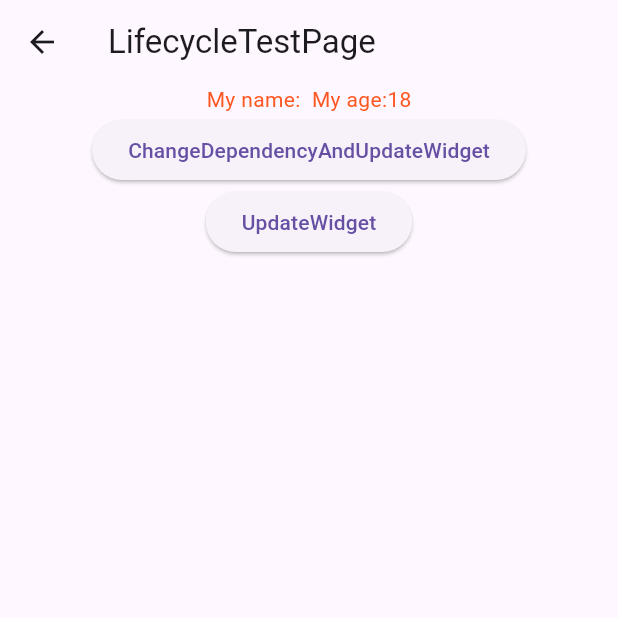
After one commit to ourCHK/flutter_learning_project, a Flutter app: the LifecycleTestPage screen opened by its route, on a phone screen of 412 x 824 dp, the top half of it. The commit adds this screen. Run offline on Flutter 3.47's test engine with Material 3 defaults, Android fonts, the phone set to English and light mode, and no system bars; our stand-ins replace dio, flutter_riverpod, fluttertoast, go_router; missing offline and left inert: flutter_learning_sub_project.

Commit message:
新增自定义scrollView和生命周期学习

```diff
--- /dev/null
+++ b/lib/page/lifecycle_test_page.dart
@@ -0,0 +1,120 @@
+import 'package:flutter/material.dart';
+
+
+class LifecycleTestPage extends StatefulWidget {
+  const LifecycleTestPage({super.key});
+
+  @override
+  State createState() {
+    return _LifecycleTestPageState();
+  }
+}
+
+class _LifecycleTestPageState extends State<LifecycleTestPage> {
+
+  String name = "";
+
+  int age = 18;
+
+  @override
+  Widget build(BuildContext context) {
+    return Scaffold(
+      appBar: AppBar(title: Text("LifecycleTestPage")),
+      body: Center(
+        child: DependencyWidget(age, child: Column(
+          children: [
+            ...renderChildren()
+          ],
+        )),
+      ),
+    );
+  }
+
+  List<Widget> renderChildren() {
+      return [
+        LifecycleWidget(name, age),
+        ElevatedButton(onPressed: (){
+          setState(() {
+            age++;
+          });
+        }, child: Text("ChangeDependencyAndUpdateWidget")),
+        ElevatedButton(onPressed: (){
+          setState(() {
+            name = "${name}1";
+          });
+        }, child: Text("UpdateWidget")),
+      ];
+  }
+}
+
+class DependencyWidget extends InheritedWidget {
+
+  final int data;
+
+  const DependencyWidget(this.data,{super.key, required super.child});
+
+  @override
+  bool updateShouldNotify(DependencyWidget oldWidget) {
+    return oldWidget.data != data;
+  }
+
+  static DependencyWidget? of(BuildContext context) {
+    return context.dependOnInheritedWidgetOfExactType<DependencyWidget>();
+  }
+
+}
+
+class LifecycleWidget extends StatefulWidget {
+
+  final String name;
+
+  final int age;
+
+  const LifecycleWidget(this.name, this.age, {super.key});
+
+  @override
+  State createState() {
+    return _LifecycleWidgetState();
+  }
+}
+
+class _LifecycleWidgetState extends State<LifecycleWidget> {
+
+  late String nameDesc;
+
+  @override
+  void initState() {
+    super.initState();
+    debugPrint("Lifecycle initState");
+    //这里如果只在initState处理的话，那么didUpdateWidget如果没有处理的话，就会导致数据无法跟新，所以我们需要在didUpdateWidget做处理
+    nameDesc = "My name:${widget.name} ";
+  }
+
+  @override
+  Widget build(BuildContext context) {
+    debugPrint("Lifecycle build");
+    return Text("$nameDesc My age:${DependencyWidget.of(context)?.data}");
+  }
+
+  @override
+  void didChangeDependencies() {
+    super.didChangeDependencies();
+    //也就是实际上这个方法应该是依赖的对象的状态发生变化才会重新调用，而不是层级的变化发生变化，因为层级变化的话会重新走initState了，并且dispose方法也会走
+    debugPrint("Lifecycle didChangeDependencies");
+  }
+
+  @override
+  void didUpdateWidget(LifecycleWidget oldWidget) {
+    super.didUpdateWidget(oldWidget);
+    debugPrint("Lifecycle didUpdateWidget");
+    //我们必须在这里重新处理才可以正常更新，这里注释掉的话会导致无法更新，因为initState不会重新走
+    nameDesc = "My name:${widget.name}";
+  }
+
+  @override
+  void dispose() {
+    super.dispose();
+    debugPrint("Lifecycle dispose");
+  }
+
+}
--- a/lib/providers/config_provider.dart
+++ b/lib/providers/config_provider.dart
@@ -4,6 +4,7 @@ import 'package:flutter_learning_project/model/activity_model.dart';
 import 'package:flutter_learning_project/model/todo_model.dart';
 import 'package:flutter_learning_project/providers/notifier/custom_async_notify.dart';
 import 'package:flutter_learning_project/providers/notifier/custom_auto_dispose_notify.dart';
+import 'package:flutter_learning_project/providers/notifier/error_notify.dart';
 import 'package:flutter_learning_project/providers/notifier/language_notify.dart';
 import 'package:flutter_learning_project/providers/notifier/listen_notify.dart';
 import 'package:flutter_learning_project/providers/notifier/theme_nofity.dart';
@@ -59,3 +60,6 @@ final httpProvider = FutureProvider.autoDispose((ref) async {
 });
 
 final todoProvider = AutoDisposeAsyncNotifierProvider<TodoNotify,List<Todo>>(()=>TodoNotify());
+
+///简单同步provider
+final errorProvider = NotifierProvider<ErrorNotify,String>(() => ErrorNotify());
--- a/pubspec.yaml
+++ b/pubspec.yaml
@@ -72,6 +72,9 @@ flutter:
   # the material Icons class.
   uses-material-design: true
 
+  assets:
+    - images/
+
   # To add assets to your application, add an assets section, like this:
   # assets:
   #   - images/a_dot_burr.jpeg
```
Also changed, not shown: lib/entry_list_type.dart (+17 -2 lines), lib/page/custom_scroll_view_page.dart (added, +210 -0 lines), lib/page/error_riverpod_page.dart (added, +97 -0 lines), lib/page/theme_extension_test.dart (added, +83 -0 lines), lib/providers/notifier/error_notify.dart (added, +15 -0 lines), images/image.jpeg (added).
